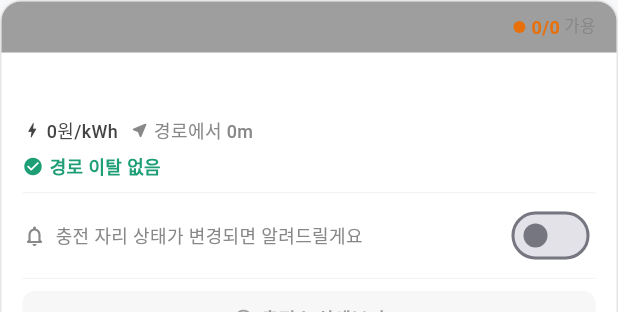
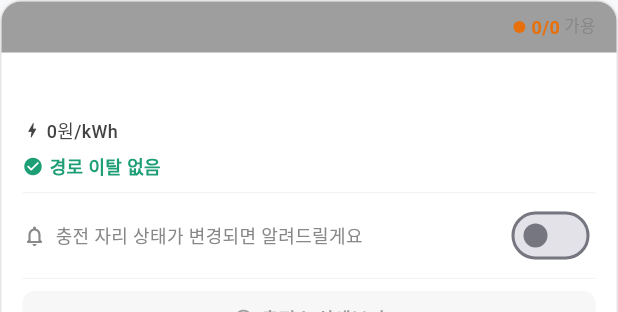
Before and after one commit to dlarlgur/charge_app, a Flutter app: the _StationCard widget shown alone on an empty page, opened directly with empty values, on a phone screen of 412 x 824 dp. Shown: the top 312 px of the screen. Run offline on Flutter 3.47's test engine with Material 3 defaults, Android fonts, the phone set to English and light mode, and no system bars; our stand-ins replace dio, firebase_core, firebase_messaging, flutter_local_notifications, flutter_markdown, flutter_riverpod and 6 more; missing offline and left inert: flutter_naver_map, home_widget, workmanager; accounts and stored records are empty; statements that could not run were skipped.

Commit message:
feat(ev): 충전소 카드·리스트 출발지 거리/소요시간으로 표시
- _StationCard: 경로에서 Nm → 출발지에서 Nkm + 약 N분 소요
- EvSelectList 리스트: 경로에서 Nm → 출발지에서 Nkm
- origin_distance_m=0이면 거리 표시 생략

Co-Authored-By: Claude Sonnet 4.6 <noreply@anthropic.com>

```diff
--- a/lib/ui/ai/ev_result_screen.dart
+++ b/lib/ui/ai/ev_result_screen.dart
@@ -309,12 +309,16 @@ class _StationCardState extends State<_StationCard> {
     final unitPrice = (station['unit_price'] as num?)?.toInt();
     final detourMin = (station['detour_time_min'] as num?)?.toInt();
     final oldestMin = (station['oldest_charging_min'] as num?)?.toInt();
-    final routeDistM = (station['route_distance_m'] as num?)?.toInt() ?? 0;
+    final originDistM = (station['origin_distance_m'] as num?)?.toInt();
+    final originEtaMin = (station['origin_eta_min'] as num?)?.toInt();
     final statId = station['statId']?.toString();
 
-    final distLabel = routeDistM >= 1000
-        ? '${(routeDistM / 1000).toStringAsFixed(1)}km'
-        : '${routeDistM}m';
+    String? originDistLabel;
+    if (originDistM != null && originDistM > 0) {
+      originDistLabel = originDistM >= 1000
+          ? '출발지에서 ${(originDistM / 1000).toStringAsFixed(0)}km'
+          : '출발지에서 ${originDistM}m';
+    }
 
     final accentColor = widget.accentColor;
     final accentLight = widget.accentLight;
@@ -405,12 +409,22 @@ class _StationCardState extends State<_StationCard> {
                       label: unitPrice != null ? '${_wonFmt.format(unitPrice)}원/kWh' : '가격 미공개',
                       color: const Color(0xFF444444),
                     ),
+                    if (originDistLabel != null) ...[
                       const SizedBox(width: 8),
                       _InfoChip(
                         icon: Icons.near_me_rounded,
-                      label: '경로에서 $distLabel',
+                        label: originDistLabel,
                         color: _kGrey,
                       ),
+                    ],
+                    if (originEtaMin != null && originEtaMin > 0) ...[
+                      const SizedBox(width: 8),
+                      _InfoChip(
+                        icon: Icons.schedule_rounded,
+                        label: '약 ${originEtaMin}분 소요',
+                        color: _kGrey,
+                      ),
+                    ],
                     if (detourMin != null && detourMin > 0) ...[
                       const SizedBox(width: 8),
                       _InfoChip(
@@ -725,12 +739,15 @@ class EvSelectList extends StatelessWidget {
               final total = (s['total_count'] as num?)?.toInt() ?? 0;
               final unitPrice = (s['unit_price'] as num?)?.toInt();
               final routeDistM = (s['route_distance_m'] as num?)?.toInt() ?? 0;
+              final originDistM = (s['origin_distance_m'] as num?)?.toInt();
               final statusMsg = s['status_message']?.toString() ?? '';
               final isOnRoute = routeDistM <= 500;
 
-              final distLabel = routeDistM >= 1000
-                  ? '${(routeDistM / 1000).toStringAsFixed(1)}km'
-                  : '${routeDistM}m';
+              final originLabel = originDistM != null && originDistM > 0
+                  ? (originDistM >= 1000
+                      ? '출발지에서 ${(originDistM / 1000).toStringAsFixed(0)}km'
+                      : '출발지에서 ${originDistM}m')
+                  : null;
 
               return GestureDetector(
                 onTap: () => onSelect(s),
@@ -789,9 +806,11 @@ class EvSelectList extends StatelessWidget {
                                 Text('$avail/$total 가용',
                                   style: TextStyle(fontSize: 11, fontWeight: FontWeight.w600,
                                     color: avail > 0 ? _kGreen : _kOrange)),
+                                if (originLabel != null) ...[
                                   const SizedBox(width: 8),
-                                Text('경로에서 $distLabel',
+                                  Text(originLabel,
                                     style: const TextStyle(fontSize: 11, color: _kGrey)),
+                                ],
                                 if (unitPrice != null) ...[
                                   const SizedBox(width: 8),
                                   Text('${_wonFmt.format(unitPrice)}원/kWh',
```
Lines whose indentation alone changed are shown as unchanged.
